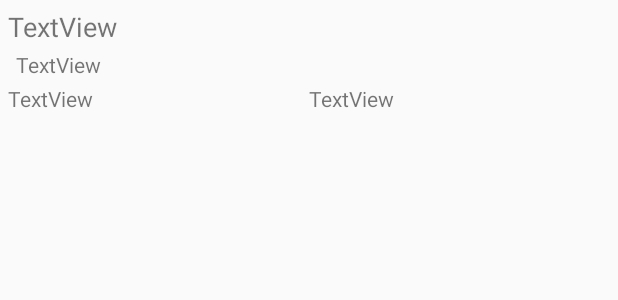
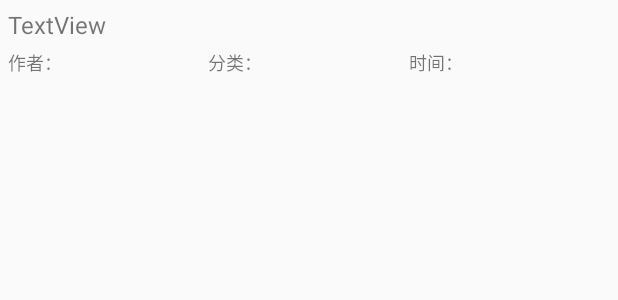
Before and after one commit to Wang-zhiguo/WanAndroid, an Android app: the layout list_item.xml on its own in the app's theme, with its tools: preview values and no code run, on a phone screen of 412 x 824 dp. Shown: the top 300 px of the screen. Run offline under Robolectric (Android 15) with nearby library versions, the phone set to English and light mode, and no system bars.

Commit message:
使用OkHttp获取Json字符串，并使用Gson解析，并使用ListView显示文章列表。添加注释及优化建议。

```diff
--- a/app/build.gradle
+++ b/app/build.gradle
@@ -30,6 +30,8 @@ dependencies {
     testImplementation 'junit:junit:4.12'
     androidTestImplementation 'com.android.support.test:runner:1.0.2'
     androidTestImplementation 'com.android.support.test.espresso:espresso-core:3.0.2'
+    //添加网络访问jar包
     implementation 'com.squareup.okhttp3:okhttp:3.14.0'
+    //Json解析的jar包
     implementation 'com.google.code.gson:gson:2.8.5'
 }
--- a/app/src/main/java/cn/wang/wanandroid/ArticleBean.java
+++ b/app/src/main/java/cn/wang/wanandroid/ArticleBean.java
@@ -2,6 +2,9 @@ package cn.wang.wanandroid;
 
 import java.util.List;
 
+/**
+ * 借助于GsonFormat生成的Bean类
+ */
 public class ArticleBean {
 
     /**
--- a/app/src/main/res/layout/list_item.xml
+++ b/app/src/main/res/layout/list_item.xml
@@ -8,36 +8,35 @@
         android:id="@+id/tv_title"
         android:layout_width="match_parent"
         android:layout_height="wrap_content"
-        android:textSize="18sp"
-        android:text="TextView" />
-
-    <TextView
-        android:id="@+id/tv_desc"
-        android:layout_width="match_parent"
-        android:layout_height="wrap_content"
-        android:layout_marginTop="3dp"
-        android:layout_marginLeft="5dp"
-        android:textSize="14sp"
+        android:textSize="16sp"
         android:text="TextView" />
 
     <LinearLayout
         android:layout_width="match_parent"
         android:layout_height="match_parent"
-        android:layout_marginTop="3dp"
+        android:layout_marginTop="5dp"
         android:orientation="horizontal">
-
+        <TextView
+            android:id="@+id/tv_author"
+            android:layout_width="wrap_content"
+            android:layout_height="wrap_content"
+            android:layout_weight="1"
+            android:textSize="12sp"
+            android:text="作者：" />
         <TextView
             android:id="@+id/tv_chapter"
             android:layout_width="wrap_content"
             android:layout_height="wrap_content"
+            android:textSize="12sp"
             android:layout_weight="1"
-            android:text="TextView" />
+            android:text="分类：" />
 
         <TextView
             android:id="@+id/tv_date"
             android:layout_width="wrap_content"
             android:layout_height="wrap_content"
+            android:textSize="12sp"
             android:layout_weight="1"
-            android:text="TextView" />
+            android:text="时间：" />
     </LinearLayout>
 </LinearLayout>
```
Also changed, not shown: app/src/main/java/cn/wang/wanandroid/MainActivity.java (+8 -5 lines), app/src/main/java/cn/wang/wanandroid/MyAdapter.java (+10 -5 lines).
